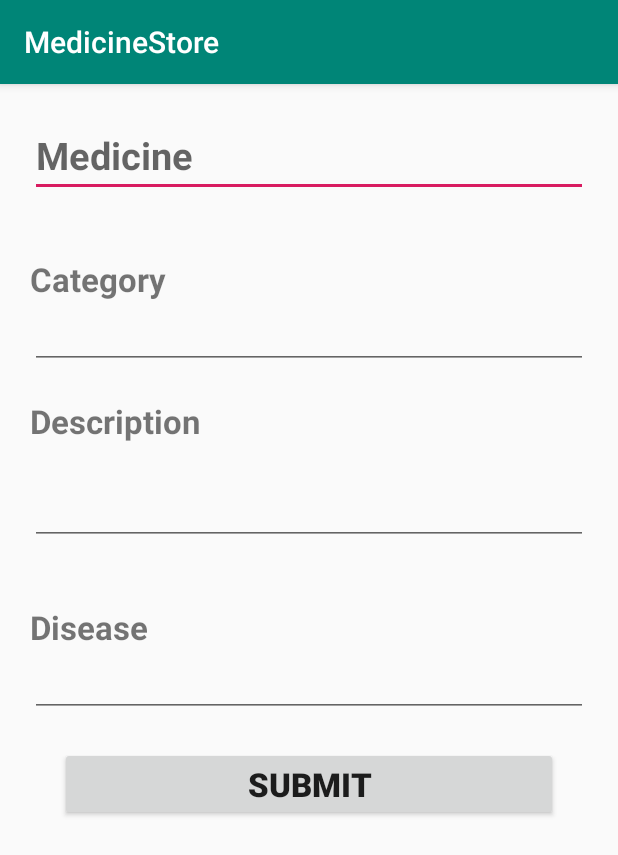
After one commit to Nafsan/MedicineStore, an Android app: the AddItemActivity screen opened directly, with no data from a screen before it, on a phone screen of 412 x 824 dp. The commit adds this screen. Shown: the top 855 px of the screen. Run offline under Robolectric (Android 15) with nearby library versions, the phone set to English and light mode, and no system bars.

Commit message:
Add Items form made

```diff
--- a/app/src/main/AndroidManifest.xml
+++ b/app/src/main/AndroidManifest.xml
@@ -14,7 +14,8 @@
         android:roundIcon="@mipmap/ic_launcher_round"
         android:supportsRtl="true"
         android:theme="@style/AppTheme">
-        <activity android:name=".Login"></activity>
+        <activity android:name=".AddItemActivity"></activity>
+        <activity android:name=".Login" />
         <activity android:name=".GridViewActivity" />
         <activity android:name=".MainActivity">
             <intent-filter>
--- /dev/null
+++ b/app/src/main/java/com/example/myproject/medicinestore/AddItemActivity.java
@@ -0,0 +1,46 @@
+package com.example.myproject.medicinestore;
+
+import android.os.Bundle;
+import android.widget.ArrayAdapter;
+import android.widget.AutoCompleteTextView;
+
+import androidx.appcompat.app.AppCompatActivity;
+
+public class AddItemActivity extends AppCompatActivity {
+
+    AutoCompleteTextView categoryTextView,diseaseTextView;
+    @Override
+    protected void onCreate(Bundle savedInstanceState) {
+        super.onCreate(savedInstanceState);
+        setContentView(R.layout.activity_add_item);
+
+        String[] categories = { "5-alpha-reductase inhibitors", "5-aminosalicylates", "5HT3 receptor antagonists", "alkylating agents", "allergenics", "alpha-glucosidase inhibitors", "alternative medicines", "amebicides",
+                "aminoglycosides", "aminopenicillins", "aminosalicylates", "bacterial vaccines", "barbiturate anticonvulsants",
+                "barbiturates", "calcimimetics", "calcineurin inhibitors", "calcitonin", "decongestants", "dermatological agents", "diagnostic radiopharmaceuticals", "diarylquinolines",
+                "estrogens", "expectorants", "factor Xa inhibitors", "growth hormone receptor blockers", "growth hormones",
+                "heparin antagonists", "heparins", "HER2 inhibitors", "herbal products", "inhaled corticosteroids", "inotropic agents", "insulin",
+                "ketolides", "laxatives", "leprostatics", "medical gas", "meglitinides", "nasal preparations", "nasal steroids",
+                "natural penicillins", "ophthalmic anesthetics", "ophthalmic anti-infectives", "PARP inhibitors", "PCSK9 inhibitors", "quinolones",
+                "radiocontrast agents", "radiologic adjuncts", "salicylates", "sclerosing agents", "thioxanthenes", "urinary anti-infectives",
+                "vaccine combinations"
+        };
+        String[] disease = {"Fever","Gastric","Ulcer","Cancer","Kidney","Heart Disease","Pain","Liver"};
+
+        categoryTextView = findViewById(R.id.category);
+        ArrayAdapter<String> arrayAdapter = new ArrayAdapter<String>(this,
+                android.R.layout.select_dialog_item, categories);
+
+        categoryTextView.setThreshold(1);
+        categoryTextView.setAdapter(arrayAdapter);
+
+
+        diseaseTextView = findViewById(R.id.disease);
+        ArrayAdapter<String> diseaseAdapter = new ArrayAdapter<>(this,
+                android.R.layout.select_dialog_item,disease);
+        diseaseTextView.setThreshold(1);
+        diseaseTextView.setAdapter(diseaseAdapter);
+
+
+    }
+
+}
--- a/app/src/main/java/com/example/myproject/medicinestore/MainActivity.java
+++ b/app/src/main/java/com/example/myproject/medicinestore/MainActivity.java
@@ -1,6 +1,4 @@
 package com.example.myproject.medicinestore;
-
-import androidx.appcompat.app.AppCompatActivity;
 
 import android.content.Intent;
 import android.os.Bundle;
@@ -11,6 +9,8 @@ import android.widget.BaseAdapter;
 import android.widget.GridView;
 import android.widget.ImageView;
 import android.widget.TextView;
+
+import androidx.appcompat.app.AppCompatActivity;
 
 
 
@@ -32,11 +32,11 @@ public class MainActivity extends AppCompatActivity {
             @Override
             public void onItemClick(AdapterView<?> adapterView, View view, int i, long l) {
                 if(i == 0) {
-                    startActivity(new Intent(MainActivity.this, Login.class));
+                    //startActivity(new Intent(MainActivity.this, Login.class));
                     /*Intent intent = new Intent(getApplicationContext(), TrainingActivity.class);
                     startActivity(intent);*/
                 }
-                else if (i == 6) {
+                else if (i == 1) {
 
                     /*Intent intent = new Intent(getApplicationContext(), Quiz_main_activity.class);
                     startActivity(intent);*/
@@ -50,16 +50,16 @@ public class MainActivity extends AppCompatActivity {
                     /*Intent intent = new Intent(getApplicationContext(), GuideActivity.class);
                     startActivity(intent);
 */                }
-                else if (i == 1) {
+                else if (i == 4) {
                    // Intent intent = new Intent(getApplicationContext(), SignUp.class);
                     //startActivity(intent);
 
                 }
 
                 else {
-  /*                  Intent intent = new Intent(getApplicationContext(), ProfileActivity.class);
+                    Intent intent = new Intent(getApplicationContext(), AddItemActivity.class);
                     startActivity(intent);
-  */              }
+                }
             }
         });
 
--- /dev/null
+++ b/app/src/main/res/layout/activity_add_item.xml
@@ -0,0 +1,101 @@
+<?xml version="1.0" encoding="utf-8"?>
+<ScrollView xmlns:android="http://schemas.android.com/apk/res/android"
+    xmlns:app="http://schemas.android.com/apk/res-auto"
+    xmlns:tools="http://schemas.android.com/tools"
+    android:layout_width="match_parent"
+    android:layout_height="match_parent"
+    tools:context=".AddItemActivity"
+    android:orientation="vertical">
+    <LinearLayout
+        android:layout_width="match_parent"
+        android:layout_height="match_parent"
+        android:orientation="vertical"
+        >
+        <EditText
+            android:layout_width="match_parent"
+            android:layout_height="wrap_content"
+            android:hint="Medicine"
+            android:textStyle="bold"
+            android:textSize="25sp"
+            android:layout_margin="20sp"
+            android:id="@+id/medicine_id"
+            />
+        <TextView
+            android:layout_width="wrap_content"
+            android:layout_height="wrap_content"
+            android:text="Category"
+            android:textStyle="bold"
+            android:textSize="22sp"
+            android:layout_marginLeft="20sp"
+            android:layout_marginRight="20sp"
+            android:layout_marginTop="20sp"
+            />
+        <AutoCompleteTextView
+            android:id="@+id/category"
+            android:layout_width="match_parent"
+            android:layout_height="wrap_content"
+            android:layout_centerHorizontal="true"
+            android:layout_below="@+id/medicine_id"
+            android:ems="10"
+            android:text=""
+            android:layout_marginLeft="20sp"
+            android:layout_marginRight="20sp"
+            />
+
+        <TextView
+            android:layout_width="wrap_content"
+            android:layout_height="wrap_content"
+            android:text="Description"
+            android:textSize="22sp"
+            android:textStyle="bold"
+            android:layout_marginLeft="20sp"
+            android:layout_marginRight="20sp"
+            android:layout_marginTop="20sp"
+            />
+        <EditText
+            android:layout_width="match_parent"
+            android:layout_height="wrap_content"
+            android:inputType="textImeMultiLine"
+            android:id="@+id/description"
+            android:textSize="20sp"
+            android:layout_margin="20sp"
+            android:lines="8"
+            android:minLines="6"
+            android:gravity="top|left"
+            android:maxLines="10"
+            android:scrollbars="vertical"
+            />
+        <TextView
+            android:layout_width="wrap_content"
+            android:layout_height="wrap_content"
+            android:text="Disease"
+            android:textStyle="bold"
+            android:textSize="22sp"
+            android:layout_marginLeft="20sp"
+            android:layout_marginRight="20sp"
+            android:layout_marginTop="20sp"
+            />
+        <AutoCompleteTextView
+            android:id="@+id/disease"
+            android:layout_width="match_parent"
+            android:layout_height="wrap_content"
+            android:layout_centerHorizontal="true"
+            android:layout_below="@+id/medicine_id"
+            android:ems="10"
+            android:text=""
+            android:layout_marginLeft="20sp"
+            android:layout_marginRight="20sp"/>
+        <Button
+            android:layout_width="match_parent"
+            android:layout_height="wrap_content"
+            android:layout_marginLeft="40dp"
+            android:layout_marginRight="40dp"
+            android:layout_marginTop="20dp"
+            android:id="@+id/submit"
+            android:text="Submit"
+            android:textSize="22sp"
+            android:textStyle="bold"
+            />
+    </LinearLayout>
+
+</ScrollView>
```
